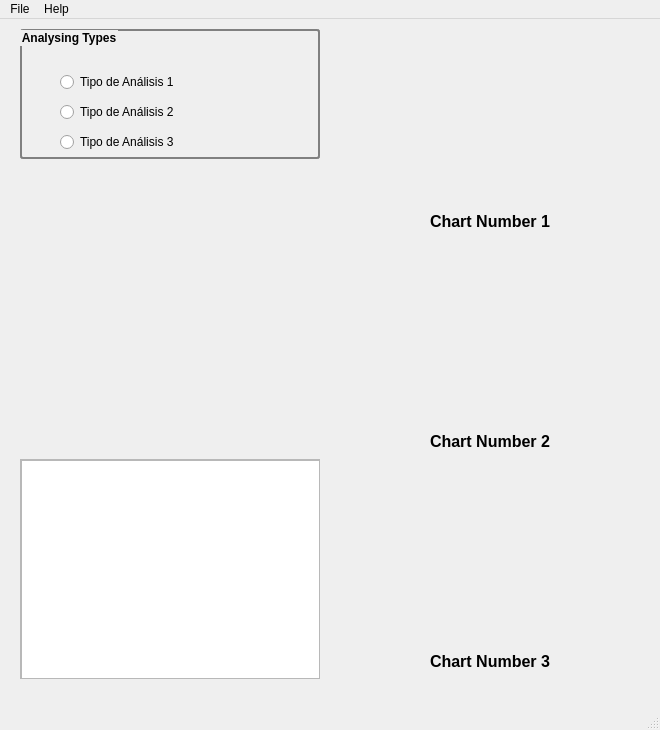
Before: the Qt Designer form wq_window.ui in vialrogo/Weight-Queue-Validator, drawn with Qt 5.
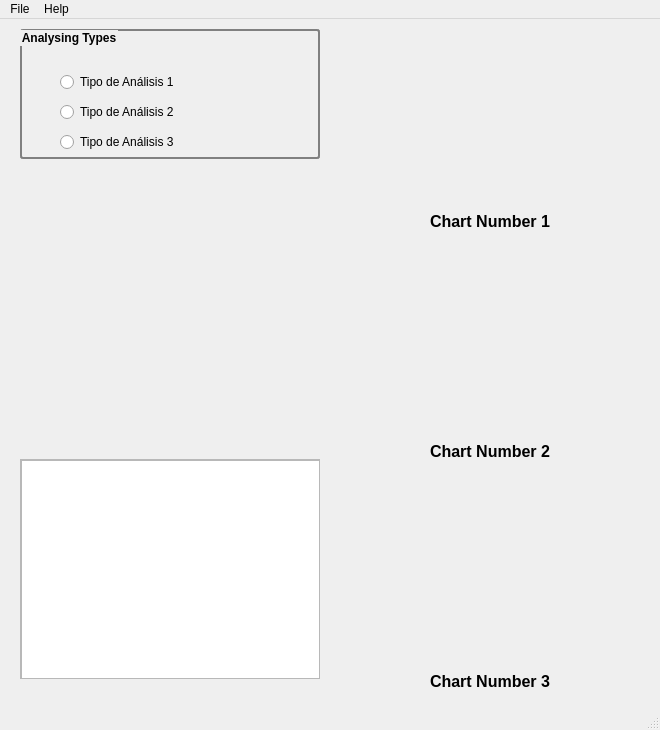
After: the same form once the commit is applied.

Commit message: Interfaz terminada (por lo menos lo que se puede hacer hasta aquí, pero la idea es que de aquí en adelante los cambios sean pequeños)

What changed in the file:
```diff
--- a/wq_window.ui
+++ b/wq_window.ui
@@ -47,7 +47,7 @@
     <property name="geometry">
      <rect>
       <x>340</x>
-      <y>230</y>
+      <y>240</y>
       <width>300</width>
       <height>180</height>
      </rect>
@@ -57,7 +57,7 @@
     <property name="geometry">
      <rect>
       <x>340</x>
-      <y>450</y>
+      <y>470</y>
       <width>300</width>
       <height>180</height>
      </rect>
@@ -207,7 +207,7 @@
     <property name="geometry">
      <rect>
       <x>340</x>
-      <y>410</y>
+      <y>420</y>
       <width>300</width>
       <height>25</height>
      </rect>
@@ -231,7 +231,7 @@
     <property name="geometry">
      <rect>
       <x>340</x>
-      <y>630</y>
+      <y>650</y>
       <width>300</width>
       <height>25</height>
      </rect>
```
Left out of the diff: 10 changed lines with no effect on the pictures.
